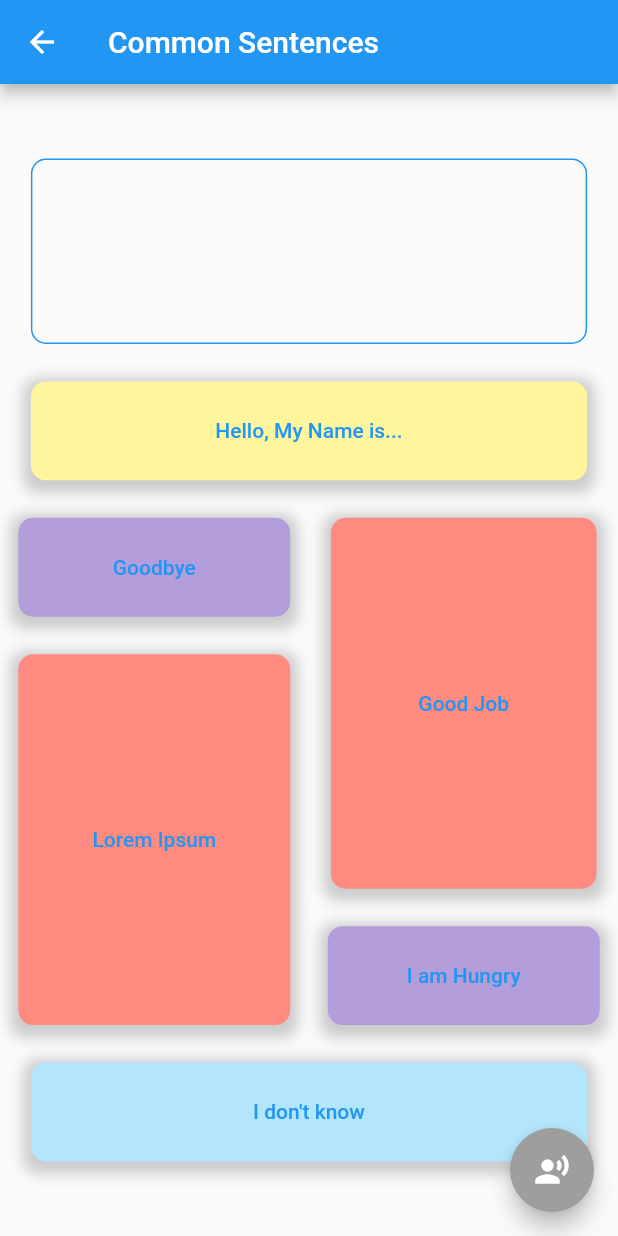
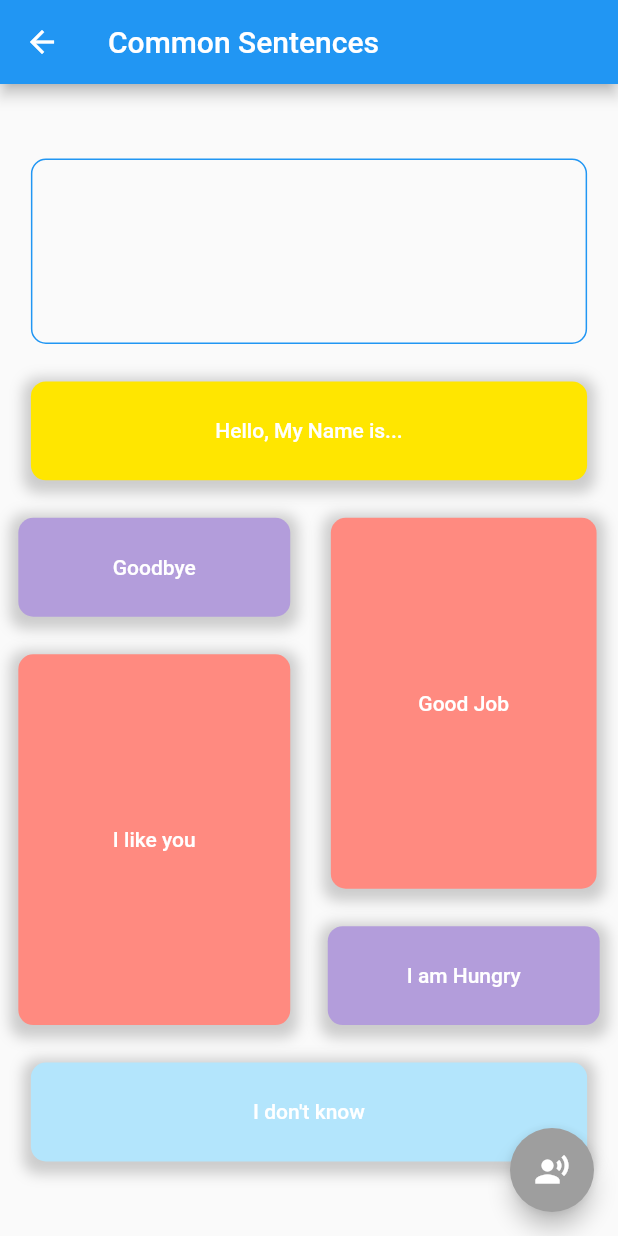
Before and after one commit to apfox500/AAC-App, a Flutter app: the screen it shows after launch, after a tap on "Common Sentences", on a phone screen of 412 x 824 dp. Run offline on Flutter 3.47's test engine with Material 2 defaults, Android fonts, the phone set to English and light mode, and no system bars; our stand-ins replace cloud_firestore, firebase_auth, firebase_core; missing offline and left inert: text_to_speech; accounts and stored records are empty.

Commit message:
fixed color of text

```diff
--- a/lib/common_sentences.dart
+++ b/lib/common_sentences.dart
@@ -105,10 +105,15 @@ class _CommonSentencesPageState extends State<CommonSentencesPage> {
                         });
                   }
                 },
-                child: const Text("Hello, My Name is..."),
+                child: Text(
+                  "Hello, My Name is...",
+                  style: TextStyle(
+                    color: Theme.of(context).colorScheme.onBackground,
+                  ),
+                ),
               ),
               decoration: BoxDecoration(
-                color: Colors.yellow.shade200,
+                color: const Color.fromARGB(255, 255, 230, 0),
                 borderRadius: BorderRadius.circular(10.0),
                 boxShadow: [
                   BoxShadow(
@@ -138,7 +143,12 @@ class _CommonSentencesPageState extends State<CommonSentencesPage> {
                         onPressed: () {
                           _handleTextUpdate("Goodbye");
                         },
-                        child: const Text("Goodbye"),
+                        child: Text(
+                          "Goodbye",
+                          style: TextStyle(
+                            color: Theme.of(context).colorScheme.onBackground,
+                          ),
+                        ),
                       ),
                       decoration: BoxDecoration(
                         color: Colors.deepPurple.shade200,
@@ -163,9 +173,14 @@ class _CommonSentencesPageState extends State<CommonSentencesPage> {
                       height: MediaQuery.of(context).size.height * .3,
                       child: TextButton(
                         onPressed: () {
-                          _handleTextUpdate("Lorem Ipsum");
+                          _handleTextUpdate("I like you");
                         },
-                        child: const Text("Lorem Ipsum"),
+                        child: Text(
+                          "I like you",
+                          style: TextStyle(
+                            color: Theme.of(context).colorScheme.onBackground,
+                          ),
+                        ),
                       ),
                       decoration: BoxDecoration(
                         color: Colors.redAccent.shade100,
@@ -196,7 +211,12 @@ class _CommonSentencesPageState extends State<CommonSentencesPage> {
                         onPressed: () {
                           _handleTextUpdate("Good Job");
                         },
-                        child: const Text("Good Job"),
+                        child: Text(
+                          "Good Job",
+                          style: TextStyle(
+                            color: Theme.of(context).colorScheme.onBackground,
+                          ),
+                        ),
                       ),
                       decoration: BoxDecoration(
                         color: Colors.redAccent.shade100,
@@ -223,7 +243,12 @@ class _CommonSentencesPageState extends State<CommonSentencesPage> {
                         onPressed: () {
                           _handleTextUpdate("I am Hungry");
                         },
-                        child: const Text("I am Hungry"),
+                        child: Text(
+                          "I am Hungry",
+                          style: TextStyle(
+                            color: Theme.of(context).colorScheme.onBackground,
+                          ),
+                        ),
                       ),
                       decoration: BoxDecoration(
                         color: Colors.deepPurple.shade200,
@@ -254,7 +279,12 @@ class _CommonSentencesPageState extends State<CommonSentencesPage> {
                 onPressed: () {
                   _handleTextUpdate("I don't know");
                 },
-                child: const Text("I don't know"),
+                child: Text(
+                  "I don't know",
+                  style: TextStyle(
+                    color: Theme.of(context).colorScheme.onBackground,
+                  ),
+                ),
               ),
               decoration: BoxDecoration(
                 color: Colors.lightBlue.shade100,
```
